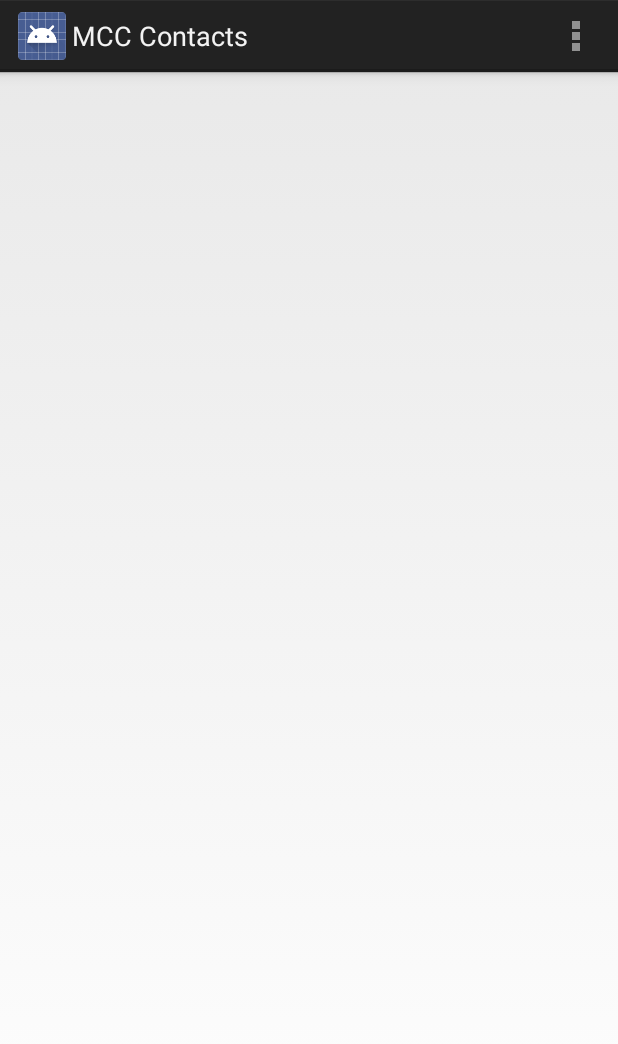
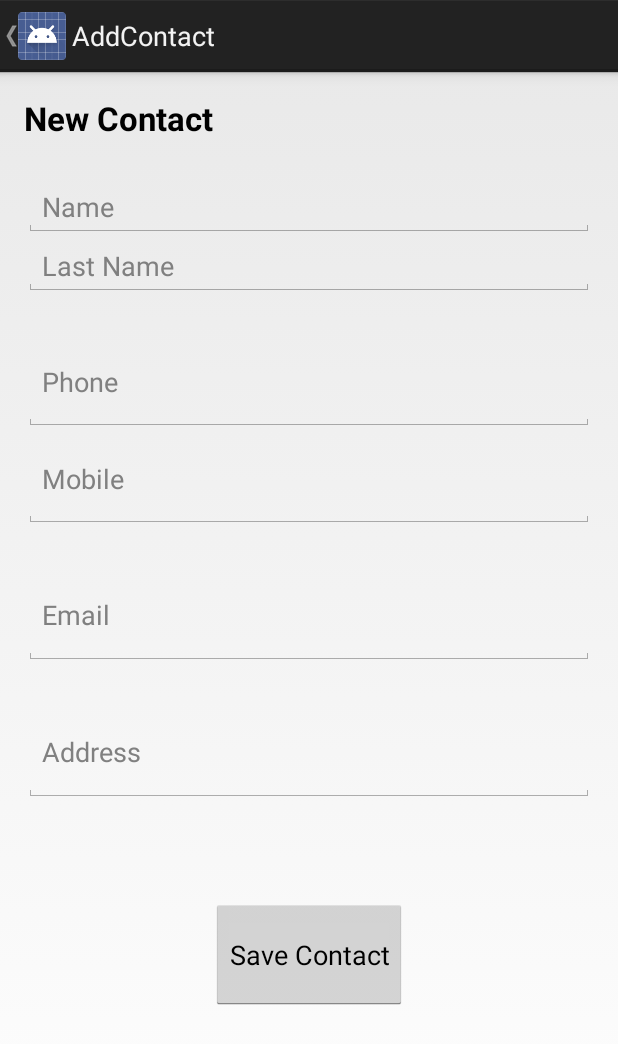
Before and after one commit to Pereida/AddressBook-Android, an Android app: the screen it shows after launch (MainActivity before the commit, AddContact after it), in the options menu, after a tap on "Add Contact", on a phone screen of 412 x 824 dp. Shown: the top 1044 px of the screen. Run offline under Robolectric (Android 15) with nearby library versions, the phone set to English and light mode, and no system bars.

Commit message:
Added screen for Adding contact

```diff
--- /dev/null
+++ b/app/src/main/java/mcc/mcccontacts/AddContact.java
@@ -0,0 +1,34 @@
+package mcc.mcccontacts;
+
+import android.app.Activity;
+import android.os.Bundle;
+import android.view.Menu;
+import android.view.MenuItem;
+
+
+public class AddContact extends Activity {
+
+    @Override
+    protected void onCreate(Bundle savedInstanceState) {
+        super.onCreate(savedInstanceState);
+        setContentView(R.layout.activity_add_contact);
+    }
+
+
+    @Override
+    public boolean onCreateOptionsMenu(Menu menu) {
+        // Inflate the menu; this adds items to the action bar if it is present.
+        getMenuInflater().inflate(R.menu.menu_add_contact, menu);
+        return true;
+    }
+
+    @Override
+    public boolean onOptionsItemSelected(MenuItem item) {
+        // Handle action bar item clicks here. The action bar will
+        // automatically handle clicks on the Home/Up button, so long
+        // as you specify a parent activity in AndroidManifest.xml.
+        int id = item.getItemId();
+
+        return super.onOptionsItemSelected(item);
+    }
+}
--- a/app/src/main/java/mcc/mcccontacts/MainActivity.java
+++ b/app/src/main/java/mcc/mcccontacts/MainActivity.java
@@ -2,9 +2,13 @@ package mcc.mcccontacts;
 
 
 import java.io.ByteArrayOutputStream;
+import java.io.DataOutputStream;
 import java.io.InputStream;
+import java.io.OutputStream;
 import java.net.HttpURLConnection;
 import java.net.URL;
+import java.net.URLEncoder;
+import java.nio.ByteBuffer;
 import java.util.List;
 import java.util.ArrayList;
 
@@ -25,6 +29,7 @@ import android.widget.ArrayAdapter;
 import android.widget.ListView;
 import android.widget.AdapterView;
 import android.widget.AdapterView.OnItemClickListener;
+import android.widget.Toast;
 
 import org.json.JSONArray;
 import org.json.JSONException;
@@ -79,7 +84,30 @@ public class MainActivity extends Activity {
 
     private void UpdateList()
     {
-        (new RetrieveContacts()).execute("http://cloudguest116.niksula.hut.fi:8080/contacts/");
+        (new RetrieveContacts()).execute("get");
+    }
+
+    private void AddContact(String fname, String lname, String phone,
+                            String mobile, String email, String address) {
+
+        JSONObject jsonParam = new JSONObject();
+        try {
+            jsonParam.put("first_ name", fname);
+            jsonParam.put("last_name", lname);
+            jsonParam.put("phone", phone);
+            jsonParam.put("mobile", mobile);
+            jsonParam.put("email", email);
+            jsonParam.put("address", address);
+
+            (new RetrieveContacts()).execute("post", jsonParam.toString());
+
+        } catch (Exception ex)
+        {
+            Toast toast = Toast.makeText(getApplicationContext(), "Cannot add contact."
+                    , Toast.LENGTH_SHORT);
+            toast.show();
+        }
+
     }
 
     @Override
@@ -102,7 +130,9 @@ public class MainActivity extends Activity {
             case R.id.action_refresh:
                 UpdateList();
                 return true;
-            case R.id.action_settings:
+            case R.id.action_add:
+                Intent i = new Intent(this, AddContact.class);
+                startActivity(i);
                 return true;
         }
 
@@ -112,30 +142,40 @@ public class MainActivity extends Activity {
     public class RetrieveContacts extends AsyncTask<String, Void, List<Contact>>{
 
         private final ProgressDialog dialog = new ProgressDialog(MainActivity.this);
-
+        private String task;
         @Override
         protected void onPostExecute(List<Contact> result) {
             super.onPostExecute(result);
             dialog.dismiss();
-            listAdapter.clear();
-            if(result != null)
-                listAdapter.addAll(result);
-            listAdapter.notifyDataSetChanged();
+            if(this.task == "get") {
+                listAdapter.clear();
+                if (result != null)
+                    listAdapter.addAll(result);
+                listAdapter.notifyDataSetChanged();
+            } else if (this.task == "post")
+            {
+                if(result != null){
+                    dialog.setMessage("Contact added!");
+                } else {
+                    dialog.setMessage("Error");
+                }
+                dialog.dismiss();
+            }
         }
 
         @Override
         protected void onPreExecute() {
             super.onPreExecute();
-            dialog.setMessage("Downloading contacts...");
+            dialog.setMessage("Processing...");
             dialog.show();
         }
 
-        protected List<Contact> doInBackground(String... params) {
-
+        private List<Contact> doGet()
+        {
             List<Contact> result = new ArrayList<Contact>();
 
             try {
-                URL u = new URL(params[0]);
+                URL u = new URL(getString(R.string.RESTURI));
 
                 HttpURLConnection conn = (HttpURLConnection) u.openConnection();
                 conn.setRequestMethod("GET");
@@ -167,6 +207,62 @@ public class MainActivity extends Activity {
             return null;
         }
 
+        protected List<Contact> doInBackground(String... params) {
+            this.task = params[0];
+            if(this.task == "get") {
+                return doGet();
+            } else if (this.task == "post") {
+                return doPost(params[1]);
+            }
+            return null;
+        }
+
+        private List<Contact> doPost(String param) {
+            List<Contact> result = new ArrayList<Contact>();
+
+            try {
+                URL u = new URL(getString(R.string.RESTURI));
+
+                HttpURLConnection conn = (HttpURLConnection) u.openConnection();
+                conn.setRequestMethod("POST");
+                conn.setRequestProperty("Content-Type","application/json");
+
+                conn.connect();
+
+                // Write to the stream
+                DataOutputStream os = new DataOutputStream(conn.getOutputStream());
+                os.writeUTF(URLEncoder.encode(param, "UTF-8"));
+                os.flush();
+                os.close();
+
+
+                // Read the stream
+                InputStream is = conn.getInputStream();
+                byte[] b = new byte[1024];
+                ByteArrayOutputStream baos = new ByteArrayOutputStream();
+
+                while ( is.read(b) != -1)
+                    baos.write(b);
+
+                String JSONResp = new String(baos.toByteArray());
+                JSONObject JObject = new JSONObject(JSONResp);
+
+                int success;
+                success = JObject.getInt("success");
+
+                if(success != 1)
+                {
+                    result = null;
+                }
+
+                return result;
+            }
+            catch(Throwable t) {
+                t.printStackTrace();
+            }
+            return null;
+        }
+
         private Contact convertContact(JSONObject obj) throws JSONException {
             String firstName = obj.getString("first_name");
             String lastName = obj.getString("last_name");
--- /dev/null
+++ b/app/src/main/res/layout/activity_add_contact.xml
@@ -0,0 +1,110 @@
+<RelativeLayout xmlns:android="http://schemas.android.com/apk/res/android"
+    xmlns:tools="http://schemas.android.com/tools" android:layout_width="match_parent"
+    android:layout_height="match_parent" android:paddingLeft="@dimen/activity_horizontal_margin"
+    android:paddingRight="@dimen/activity_horizontal_margin"
+    android:paddingTop="@dimen/activity_vertical_margin"
+    android:paddingBottom="@dimen/activity_vertical_margin"
+    tools:context="mcc.mcccontacts.AddContact">
+
+    <LinearLayout
+        android:orientation="vertical"
+        android:layout_width="fill_parent"
+        android:layout_height="fill_parent"
+        android:layout_centerVertical="true"
+        android:layout_centerHorizontal="true"
+        android:weightSum="1">
+
+        <TextView
+            android:layout_width="wrap_content"
+            android:layout_height="wrap_content"
+            android:textAppearance="?android:attr/textAppearanceLarge"
+            android:text="New Contact"
+            android:id="@+id/textView6"
+            android:layout_weight="0.06"
+            android:textStyle="bold" />
+
+        <EditText
+            android:layout_width="match_parent"
+            android:layout_height="wrap_content"
+            android:inputType="textPersonName"
+            android:ems="10"
+            android:id="@+id/etFName"
+            android:hint="@string/FirstName" />
+
+        <EditText
+            android:layout_width="match_parent"
+            android:layout_height="wrap_content"
+            android:inputType="textPersonName"
+            android:ems="10"
+            android:id="@+id/etLName"
+            android:hint="@string/LastName" />
+
+        <Space
+            android:layout_width="match_parent"
+            android:layout_height="wrap_content"
+            android:layout_gravity="center_horizontal"
+            android:layout_weight="0.06" />
+
+        <EditText
+            android:layout_width="match_parent"
+            android:layout_height="wrap_content"
+            android:inputType="phone"
+            android:ems="10"
+            android:id="@+id/etPhone"
+            android:layout_weight="0.06"
+            android:hint="@string/PhoneNumber" />
+
+        <EditText
+            android:layout_width="match_parent"
+            android:layout_height="wrap_content"
+            android:inputType="phone"
+            android:ems="10"
+            android:id="@+id/etMobile"
+            android:layout_weight="0.06"
+            android:hint="@string/MobilePhone" />
+
+        <Space
+            android:layout_width="match_parent"
+            android:layout_height="wrap_content"
+            android:layout_gravity="center_horizontal"
+            android:layout_weight="0.06" />
+
+        <EditText
+            android:layout_width="match_parent"
+            android:layout_height="wrap_content"
+            android:inputType="textEmailAddress"
+            android:ems="10"
+            android:id="@+id/etEmail"
+            android:layout_weight="0.06"
+            android:hint="@string/Email" />
+
+        <Space
+            android:layout_width="match_parent"
+            android:layout_height="wrap_content"
+            android:layout_weight="0.06" />
+
+        <EditText
+            android:layout_width="match_parent"
+            android:layout_height="wrap_content"
+            android:inputType="textPostalAddress"
+            android:ems="10"
+            android:id="@+id/etAddress"
+            android:layout_weight="0.06"
+            android:hint="@string/Address" />
+
+        <Space
+            android:layout_width="match_parent"
+            android:layout_height="wrap_content"
+            android:layout_gravity="center_horizontal"
+            android:layout_weight="0.15" />
+
+        <Button
+            android:layout_width="wrap_content"
+            android:layout_height="wrap_content"
+            android:text="@string/SaveContact"
+            android:id="@+id/bSave"
+            android:layout_gravity="center_horizontal"
+            android:layout_weight="0.06" />
+
+    </LinearLayout>
+</RelativeLayout>
--- /dev/null
+++ b/app/src/main/res/menu/menu_add_contact.xml
@@ -0,0 +1,4 @@
+<menu xmlns:android="http://schemas.android.com/apk/res/android"
+    xmlns:tools="http://schemas.android.com/tools" tools:context="mcc.mcccontacts.AddContact">
+
+</menu>
--- a/app/src/main/res/menu/menu_main.xml
+++ b/app/src/main/res/menu/menu_main.xml
@@ -1,7 +1,5 @@
 <menu xmlns:android="http://schemas.android.com/apk/res/android"
     xmlns:tools="http://schemas.android.com/tools" tools:context=".MainActivity">
-    <item android:id="@+id/action_settings" android:title="@string/action_settings"
-        android:orderInCategory="100" android:showAsAction="never" />
     <item android:id="@+id/action_refresh" android:title="@string/action_refresh"
         android:orderInCategory="100" android:showAsAction="never"
         android:icon="@android:drawable/ic_menu_rotate"/>
--- a/app/src/main/res/values/strings.xml
+++ b/app/src/main/res/values/strings.xml
@@ -18,5 +18,8 @@
     <string name="cvEmail">cesar.pereida@gmail.com</string>
     <string name="cvAddress">Calle del puerto azul 344 Norte</string>
     <string name="action_add">Add Contact</string>
+    <string name="title_activity_add_contact">AddContact</string>
+    <string name="SaveContact">Save Contact</string>
+    <string name="RESTURI">http://cloudguest116.niksula.hut.fi:8080/contacts/</string>
 
 </resources>
```
Also changed, not shown: app/src/main/AndroidManifest.xml (+10 -2 lines).
